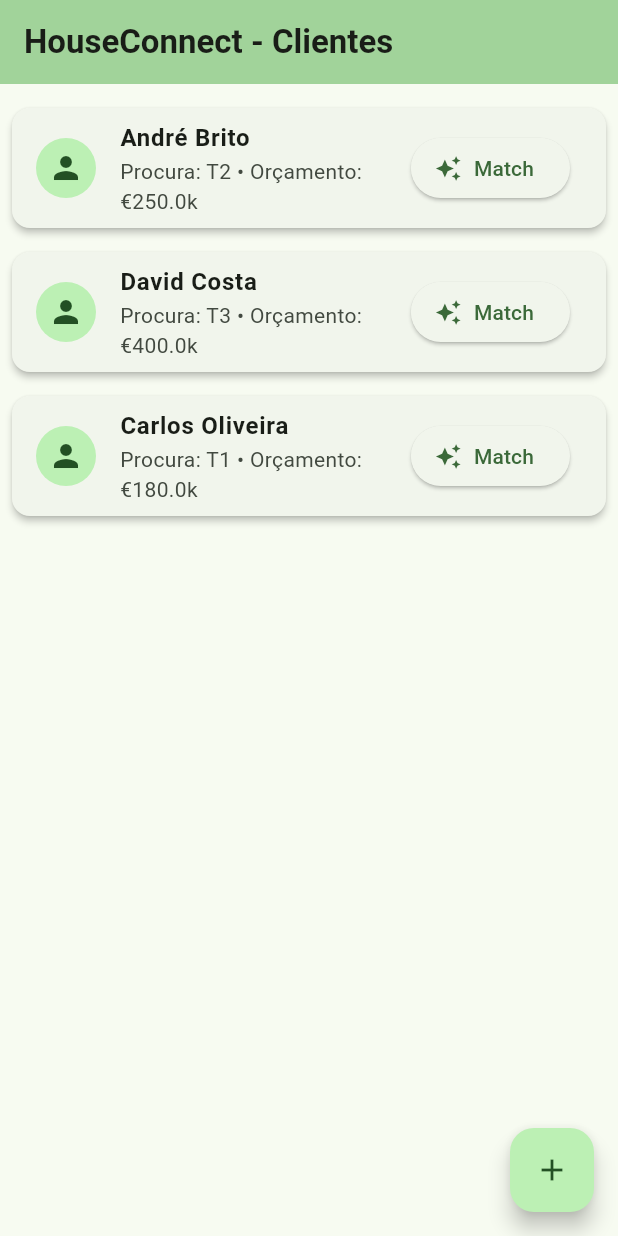
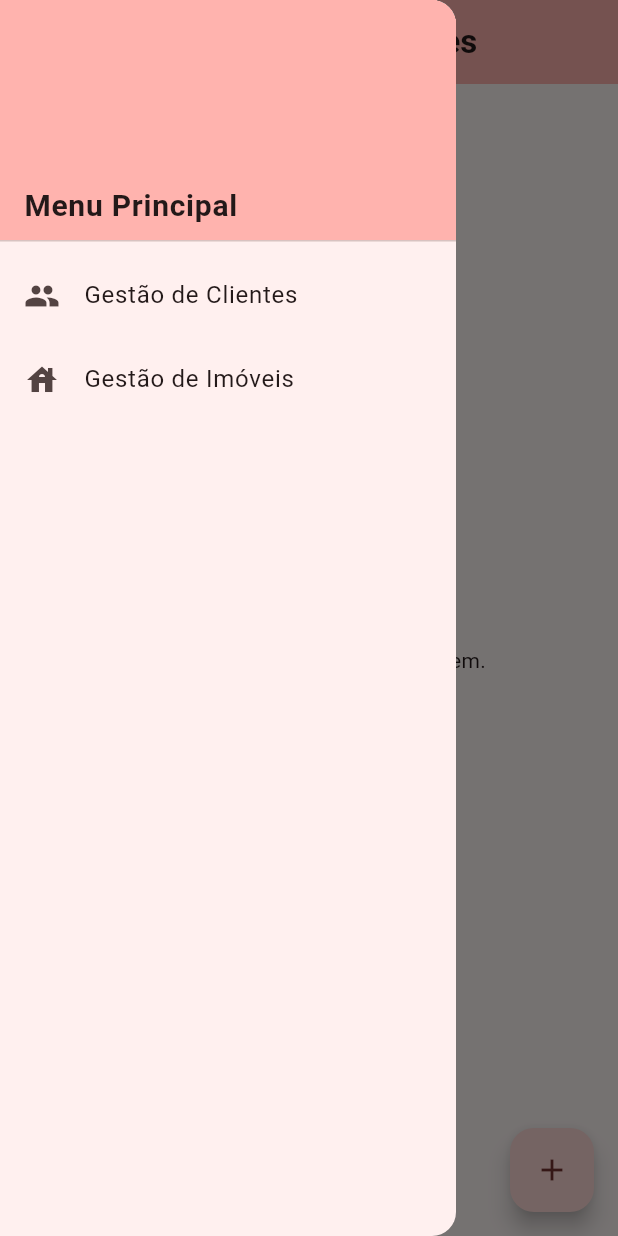
Before and after one commit to DavidCosta2695/Projeto-Final, a Flutter app: the screen it shows after launch, with the side drawer open (before the commit the screen has no drawer), on a phone screen of 412 x 824 dp. Run offline on Flutter 3.47's test engine with Material 3 defaults, Android fonts, the phone set to English and light mode, and no system bars; our stand-ins replace cloud_firestore, firebase_core; accounts and stored records are empty.

Commit message:
Implementação de base de dados google firebase

```diff
--- a/lib/data/bd.dart
+++ b/lib/data/bd.dart
@@ -0,0 +1,27 @@
+import 'package:cloud_firestore/cloud_firestore.dart';
+import '../modelos/cliente.dart';
+
+class FirebaseService {
+  // Cria uma ligação direta à base de dados do Firestore
+  final FirebaseFirestore _db = FirebaseFirestore.instance;
+
+  // Função para adicionar um cliente
+  Future<void> guardarCliente(Cliente cliente) async {
+    try {
+
+
+      await _db.collection('clientes').add(cliente.toMap());
+      print("Cliente guardado com sucesso no Firebase!");
+    } catch (e) {
+      print("Erro ao guardar cliente: $e");
+    }
+  }
+
+
+  Stream<List<Cliente>> listarClientes() {
+    return _db.collection('clientes').snapshots().map((snapshot) {
+      // Para cada documento que o Firebase encontrar, transformamos em Cliente
+      return snapshot.docs.map((doc) => Cliente.fromMap(doc.data())).toList();
+    });
+}
+}
--- a/lib/ecras/lista_clientes.dart
+++ b/lib/ecras/lista_clientes.dart
@@ -1,61 +1,120 @@
 import 'package:flutter/material.dart';
-import '../data/mod.dart';
+import '../modelos/cliente.dart';
+import '../data/bd.dart';
 import 'pag_match.dart';
+import 'add_clientes.dart';
 
-class ListaClientes extends StatelessWidget {
-  const ListaClientes({super.key});
+class ClientListPage extends StatefulWidget {
+  const ClientListPage({super.key});
+
+  @override
+  State<ClientListPage> createState() => _ClientListPageState();
+}
+
+class _ClientListPageState extends State<ClientListPage> {
+  final FirebaseService _firebaseService = FirebaseService();
 
   @override
   Widget build(BuildContext context) {
     return Scaffold(
       appBar: AppBar(
-        title: const Text(
-          'HouseConnect - Clientes',
-          style: TextStyle(fontWeight: FontWeight.bold),
-        ),
+        title: const Text('HouseConnect - Clientes', style: TextStyle(fontWeight: FontWeight.bold)),
         backgroundColor: Theme.of(context).colorScheme.inversePrimary,
       ),
-      body: ListView.builder(
+
+      drawer: Drawer(
+        child: ListView(
+          padding: EdgeInsets.zero,
+          children: [
+
+            DrawerHeader(
+              decoration: BoxDecoration(
+                color: Theme.of(context).colorScheme.inversePrimary,
+              ),
+              child: const Column(
+                crossAxisAlignment: CrossAxisAlignment.start,
+                mainAxisAlignment: MainAxisAlignment.end,
+                children: [
+
+                  SizedBox(height: 8),
+                  Text(
+                    'Menu Principal',
+                    style: TextStyle(fontSize: 20, fontWeight: FontWeight.bold),
+                  ),
+                ],
+              ),
+            ),
+            ListTile(
+              leading: const Icon(Icons.people),
+              title: const Text('Gestão de Clientes'),
+              onTap: () {
+                Navigator.pop(context);
+              },
+            ),
+            ListTile(
+              leading: const Icon(Icons.house),
+              title: const Text('Gestão de Imóveis'),
+              onTap: () {
+                Navigator.pop(context);
+                ScaffoldMessenger.of(context).showSnackBar(
+                  const SnackBar(content: Text('Ecrã de imóveis em breve!')),
+                );
+              },
+            ),
+          ],
+        ),
+      ),
+
+      body: StreamBuilder<List<Cliente>>(
+        stream: _firebaseService.listarClientes(),
+        builder: (context, snapshot) {
+          if (snapshot.connectionState == ConnectionState.waiting) {
+            return const Center(child: CircularProgressIndicator());
+          }
+
+          if (snapshot.hasError) {
+            return Center(child: Text('Erro ao carregar dados: ${snapshot.error}'));
+          }
+
+          final clientesDaNuvem = snapshot.data ?? [];
+          if (clientesDaNuvem.isEmpty) {
+            return const Center(child: Text('Nenhum cliente registado na nuvem.'));
+          }
+
+
+          return ListView.builder(
             padding: const EdgeInsets.all(8.0),
-        itemCount: clientes.length,
+            itemCount: clientesDaNuvem.length,
             itemBuilder: (context, index) {
-          final client = clientes[index];
+              final client = clientesDaNuvem[index];
               return Card(
                 elevation: 2,
                 margin: const EdgeInsets.symmetric(vertical: 8.0),
                 child: ListTile(
                   leading: const CircleAvatar(child: Icon(Icons.person)),
-              title: Text(
-                client.name,
-                style: const TextStyle(fontWeight: FontWeight.bold),
-              ),
-              subtitle: Text(
-                'Procura: ${client.desiredType} • Orçamento: €${client.maxBudget / 1000}k',
-              ),
+                  title: Text(client.name, style: const TextStyle(fontWeight: FontWeight.bold)),
+                  subtitle: Text('Procura: ${client.desiredType} • Orçamento: €${client.maxBudget.toStringAsFixed(0)}'),
                   trailing: ElevatedButton.icon(
                     icon: const Icon(Icons.auto_awesome),
                     label: const Text('Match'),
                     onPressed: () {
                       Navigator.push(
                         context,
-                    MaterialPageRoute(
-                      builder: (context) => MatchPage(client: client),
-                    ),
+                        MaterialPageRoute(builder: (context) => MatchPage(client: client)),
                       );
                     },
                   ),
                 ),
               );
             },
+          );
+        },
       ),
       floatingActionButton: FloatingActionButton(
-        onPressed: () {
-          ScaffoldMessenger.of(context).showSnackBar(
-            const SnackBar(
-              content: Text('Funcionalidade de adicionar cliente em breve!'),
+        onPressed: () => Navigator.push(
+          context,
+          MaterialPageRoute(builder: (context) => const AddClientPage()),
         ),
-          );
-        },
         child: const Icon(Icons.add),
       ),
     );
--- a/lib/ecras/pag_match.dart
+++ b/lib/ecras/pag_match.dart
@@ -9,7 +9,7 @@ class MatchPage extends StatelessWidget {
 
   @override
   Widget build(BuildContext context) {
-    // Lógica do Motor de Match (com variáveis em minúscula)
+
     final propriedadesMatch = propriedades.where((propriedade) {
       return propriedade.type == client.desiredType &&
           propriedade.price <= client.maxBudget;
--- a/lib/main.dart
+++ b/lib/main.dart
@@ -1,7 +1,16 @@
 import 'package:flutter/material.dart';
+import 'package:firebase_core/firebase_core.dart';
+import 'firebase_options.dart';
 import 'ecras/lista_clientes.dart';
 
-void main() {
+void main() async {
+
+  WidgetsFlutterBinding.ensureInitialized();
+
+  await Firebase.initializeApp(
+    options: DefaultFirebaseOptions.currentPlatform,
+  );
+
   runApp(const HouseConnectApp());
 }
 
@@ -14,10 +23,11 @@ class HouseConnectApp extends StatelessWidget {
       title: 'HouseConnect',
       debugShowCheckedModeBanner: false,
       theme: ThemeData(
-        colorScheme: ColorScheme.fromSeed(seedColor: Colors.green),
+
+        colorScheme: ColorScheme.fromSeed(seedColor: const Color.fromARGB(255, 254, 78, 78)),
         useMaterial3: true,
       ),
-      home: const ListaClientes(),
+      home: const ClientListPage(),
     );
   }
 }
--- a/lib/modelos/cliente.dart
+++ b/lib/modelos/cliente.dart
@@ -8,4 +8,16 @@ class Cliente {
     required this.desiredType,
     required this.maxBudget,
   });
+
+Map<String, dynamic> toMap() {
+    return {'nome': name, 'tipologia': desiredType, 'orcamento': maxBudget};
+  }
+
+  factory Cliente.fromMap(Map<String, dynamic> map) {
+    return Cliente(
+      name: map['nome'] ?? '',
+      desiredType: map['tipologia'] ?? '',
+      maxBudget: (map['orcamento'] ?? 0.0).toDouble(),
+    );
+  }
 }
--- a/pubspec.yaml
+++ b/pubspec.yaml
@@ -34,6 +34,8 @@ dependencies:
   # The following adds the Cupertino Icons font to your application.
   # Use with the CupertinoIcons class for iOS style icons.
   cupertino_icons: ^1.0.8
+  firebase_core: ^4.7.0
+  cloud_firestore: ^6.3.0
 
 dev_dependencies:
   flutter_test:
```
Also changed, not shown: lib/ecras/add_clientes.dart (added, +153 -0 lines), lib/modelos/empresario.dart (added, +11 -0 lines), firebase.json (added), lib/firebase_options.dart (added), pubspec.lock, 6 other files. Lines whose indentation alone changed are shown as unchanged.
